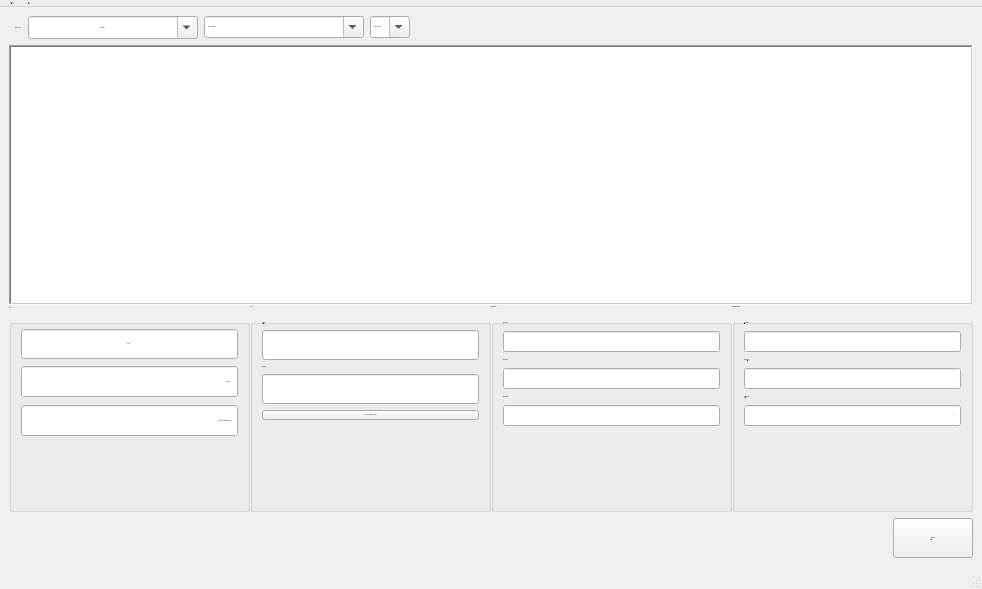
The window that assets/mainwindow.ui (faouziMohamed/covid-data) describes before a commit, drawn with Qt 5.
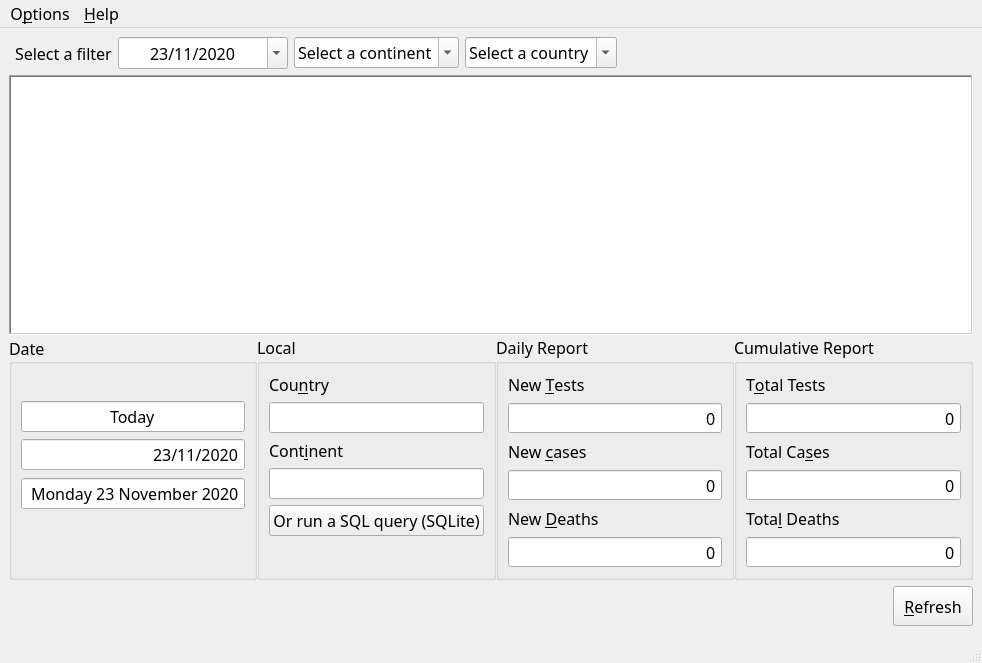
The same window after the commit. Icons and pictures are not drawn.

Commit message: Update design css

```diff
--- a/assets/mainwindow.ui
+++ b/assets/mainwindow.ui
@@ -11,7 +11,7 @@
     <x>0</x>
     <y>0</y>
     <width>982</width>
-    <height>589</height>
+    <height>605</height>
    </rect>
   </property>
   <property name="minimumSize">
@@ -28,7 +28,11 @@
   </property>
   <property name="font">
    <font>
-    <pointsize>-1</pointsize>
+    <family>ubuntu,Serif,arial</family>
+    <pointsize>12</pointsize>
+    <weight>50</weight>
+    <italic>false</italic>
+    <bold>false</bold>
    </font>
   </property>
   <property name="mouseTracking">
@@ -273,7 +277,11 @@
           </property>
           <property name="font">
            <font>
-            <pointsize>-1</pointsize>
+            <family>ubuntu,Serif,arial</family>
+            <pointsize>12</pointsize>
+            <weight>50</weight>
+            <italic>false</italic>
+            <bold>false</bold>
            </font>
           </property>
           <property name="mouseTracking">
@@ -367,7 +375,11 @@
           </property>
           <property name="font">
            <font>
-            <pointsize>-1</pointsize>
+            <family>ubuntu,Serif,arial</family>
+            <pointsize>12</pointsize>
+            <weight>50</weight>
+            <italic>false</italic>
+            <bold>false</bold>
            </font>
           </property>
           <property name="editable">
@@ -408,7 +420,11 @@
           </property>
           <property name="font">
            <font>
-            <pointsize>-1</pointsize>
+            <family>ubuntu,Serif,arial</family>
+            <pointsize>12</pointsize>
+            <weight>50</weight>
+            <italic>false</italic>
+            <bold>false</bold>
            </font>
           </property>
           <property name="toolTip">
@@ -507,7 +523,11 @@
          </property>
          <property name="font">
           <font>
-           <pointsize>-1</pointsize>
+           <family>ubuntu,Serif,arial</family>
+           <pointsize>12</pointsize>
+           <weight>50</weight>
+           <italic>false</italic>
+           <bold>false</bold>
           </font>
          </property>
          <property name="frameShape">
@@ -562,7 +582,11 @@
             </property>
             <property name="font">
              <font>
-              <pointsize>-1</pointsize>
+              <family>ubuntu,Serif,arial</family>
+              <pointsize>12</pointsize>
+              <weight>50</weight>
+              <italic>false</italic>
+              <bold>false</bold>
              </font>
             </property>
             <property name="title">
@@ -597,7 +621,11 @@
                </property>
                <property name="font">
                 <font>
-                 <pointsize>-1</pointsize>
+                 <family>ubuntu,Serif,arial</family>
+                 <pointsize>12</pointsize>
+                 <weight>50</weight>
+                 <italic>false</italic>
+                 <bold>false</bold>
                 </font>
                </property>
                <property name="mouseTracking">
@@ -700,7 +728,11 @@
                </property>
                <property name="font">
                 <font>
-                 <pointsize>-1</pointsize>
+                 <family>ubuntu,Serif,arial</family>
+                 <pointsize>12</pointsize>
+                 <weight>50</weight>
+                 <italic>false</italic>
+                 <bold>false</bold>
                 </font>
                </property>
                <property name="layoutDirection">
@@ -779,7 +811,11 @@
               <widget class="QLabel" name="countryLabel_2">
                <property name="font">
                 <font>
-                 <pointsize>-1</pointsize>
+                 <family>ubuntu,Serif,arial</family>
+                 <pointsize>12</pointsize>
+                 <weight>50</weight>
+                 <italic>false</italic>
+                 <bold>false</bold>
                 </font>
                </property>
                <property name="text">
@@ -815,7 +851,11 @@
             </property>
             <property name="font">
              <font>
-              <pointsize>-1</pointsize>
+              <family>ubuntu,Serif,arial</family>
+              <pointsize>12</pointsize>
+              <weight>50</weight>
+              <italic>false</italic>
+              <bold>false</bold>
              </font>
             </property>
             <property name="title">
@@ -826,7 +866,11 @@
               <widget class="QLabel" name="countryLabel">
                <property name="font">
                 <font>
-                 <pointsize>-1</pointsize>
+                 <family>ubuntu,Serif,arial</family>
+                 <pointsize>12</pointsize>
+                 <weight>50</weight>
+                 <italic>false</italic>
+                 <bold>false</bold>
                 </font>
                </property>
                <property name="text">
@@ -912,7 +956,11 @@
             </property>
             <property name="font">
              <font>
-              <pointsize>-1</pointsize>
+              <family>ubuntu,Serif,arial</family>
+              <pointsize>12</pointsize>
+              <weight>50</weight>
+              <italic>false</italic>
+              <bold>false</bold>
              </font>
             </property>
             <property name="title">
@@ -923,7 +971,11 @@
               <widget class="QLabel" name="tests_label">
                <property name="font">
                 <font>
-                 <pointsize>-1</pointsize>
+                 <family>ubuntu,Serif,arial</family>
+                 <pointsize>12</pointsize>
+                 <weight>50</weight>
+                 <italic>false</italic>
+                 <bold>false</bold>
                 </font>
                </property>
                <property name="text">
@@ -938,7 +990,11 @@
               <widget class="QLabel" name="cases_label">
                <property name="font">
                 <font>
-                 <pointsize>-1</pointsize>
+                 <family>ubuntu,Serif,arial</family>
+                 <pointsize>12</pointsize>
+                 <weight>50</weight>
+                 <italic>false</italic>
+                 <bold>false</bold>
                 </font>
                </property>
                <property name="text">
@@ -953,7 +1009,11 @@
               <widget class="QLabel" name="deaths_label">
                <property name="font">
                 <font>
-                 <pointsize>-1</pointsize>
+                 <family>ubuntu,Serif,arial</family>
+                 <pointsize>12</pointsize>
+                 <weight>50</weight>
+                 <italic>false</italic>
+                 <bold>false</bold>
                 </font>
                </property>
                <property name="text">
@@ -980,7 +1040,11 @@
                </property>
                <property name="font">
                 <font>
-                 <pointsize>-1</pointsize>
+                 <family>ubuntu,Serif,arial</family>
+                 <pointsize>12</pointsize>
+                 <weight>50</weight>
+                 <italic>false</italic>
+                 <bold>false</bold>
                 </font>
                </property>
                <property name="wrapping">
@@ -1025,7 +1089,11 @@
                </property>
                <property name="font">
                 <font>
-                 <pointsize>-1</pointsize>
+                 <family>ubuntu,Serif,arial</family>
+                 <pointsize>12</pointsize>
+                 <weight>50</weight>
+                 <italic>false</italic>
+                 <bold>false</bold>
                 </font>
                </property>
                <property name="wrapping">
@@ -1070,7 +1138,11 @@
                </property>
                <property name="font">
                 <font>
-                 <pointsize>-1</pointsize>
+                 <family>ubuntu,Serif,arial</family>
+                 <pointsize>12</pointsize>
+                 <weight>50</weight>
+                 <italic>false</italic>
+                 <bold>false</bold>
                 </font>
                </property>
                <property name="wrapping">
@@ -1112,7 +1184,11 @@
             </property>
             <property name="font">
              <font>
-              <pointsize>-1</pointsize>
+              <family>ubuntu,Serif,arial</family>
+              <pointsize>12</pointsize>
+              <weight>50</weight>
+              <italic>false</italic>
+              <bold>false</bold>
              </font>
             </property>
             <property name="title">
@@ -1123,7 +1199,11 @@
               <widget class="QLabel" name="totTests_label">
                <property name="font">
                 <font>
-                 <pointsize>-1</pointsize>
+                 <family>ubuntu,Serif,arial</family>
+                 <pointsize>12</pointsize>
+                 <weight>50</weight>
+                 <italic>false</italic>
+                 <bold>false</bold>
                 </font>
                </property>
                <property name="text">
@@ -1150,7 +1230,11 @@
                </property>
                <property name="font">
                 <font>
-                 <pointsize>-1</pointsize>
+                 <family>ubuntu,Serif,arial</family>
+                 <pointsize>12</pointsize>
+                 <weight>50</weight>
+                 <italic>false</italic>
+                 <bold>false</bold>
                 </font>
                </property>
                <property name="alignment">
@@ -1174,7 +1258,11 @@
               <widget class="QLabel" name="totCase_label">
                <property name="font">
                 <font>
-                 <pointsize>-1</pointsize>
+                 <family>ubuntu,Serif,arial</family>
+                 <pointsize>12</pointsize>
+                 <weight>50</weight>
+                 <italic>false</italic>
+                 <bold>false</bold>
                 </font>
                </property>
                <property name="text">
@@ -1201,7 +1289,11 @@
                </property>
                <property name="font">
                 <font>
-                 <pointsize>-1</pointsize>
+                 <family>ubuntu,Serif,arial</family>
+                 <pointsize>12</pointsize>
+                 <weight>50</weight>
+                 <italic>false</italic>
+                 <bold>false</bold>
                 </font>
                </property>
                <property name="alignment">
@@ -1225,7 +1317,11 @@
               <widget class="QLabel" name="totDeaths_label">
                <property name="font">
                 <font>
-                 <pointsize>-1</pointsize>
+                 <family>ubuntu,Serif,arial</family>
+                 <pointsize>12</pointsize>
+                 <weight>50</weight>
+                 <italic>false</italic>
+                 <bold>false</bold>
                 </font>
                </property>
                <property name="text">
@@ -1252,7 +1348,11 @@
                </property>
                <property name="font">
                 <font>
-                 <pointsize>-1</pointsize>
+                 <family>ubuntu,Serif,arial</family>
+                 <pointsize>12</pointsize>
+                 <weight>50</weight>
+                 <italic>false</italic>
+                 <bold>false</bold>
                 </font>
                </property>
                <property name="alignment">
@@ -1304,7 +1404,11 @@
           </property>
           <property name="font">
            <font>
-            <pointsize>-1</pointsize>
+            <family>ubuntu,Serif,arial</family>
+            <pointsize>12</pointsize>
+            <weight>50</weight>
+            <italic>false</italic>
+            <bold>false</bold>
            </font>
           </property>
           <property name="text">
@@ -1324,7 +1428,7 @@
      <x>0</x>
      <y>0</y>
      <width>982</width>
-     <height>22</height>
+     <height>24</height>
     </rect>
    </property>
    <widget class="QMenu" name="menu_edit">
```
Left out of the diff: 52 changed lines with no effect on the pictures. The commit also changes 3 other files.
